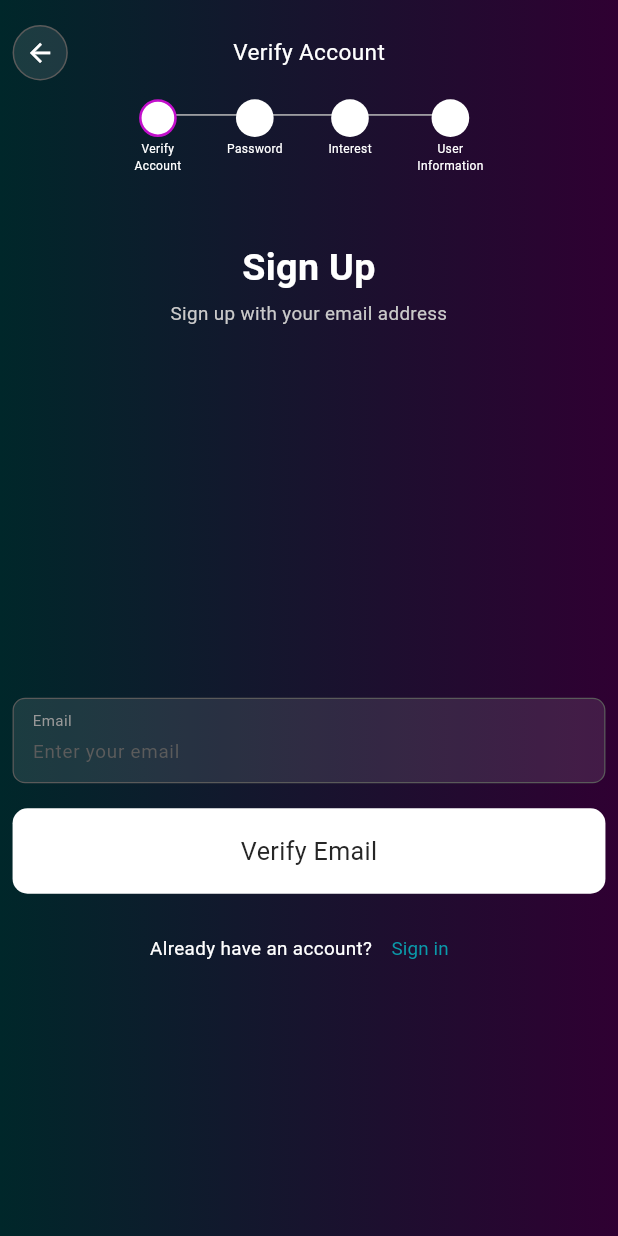
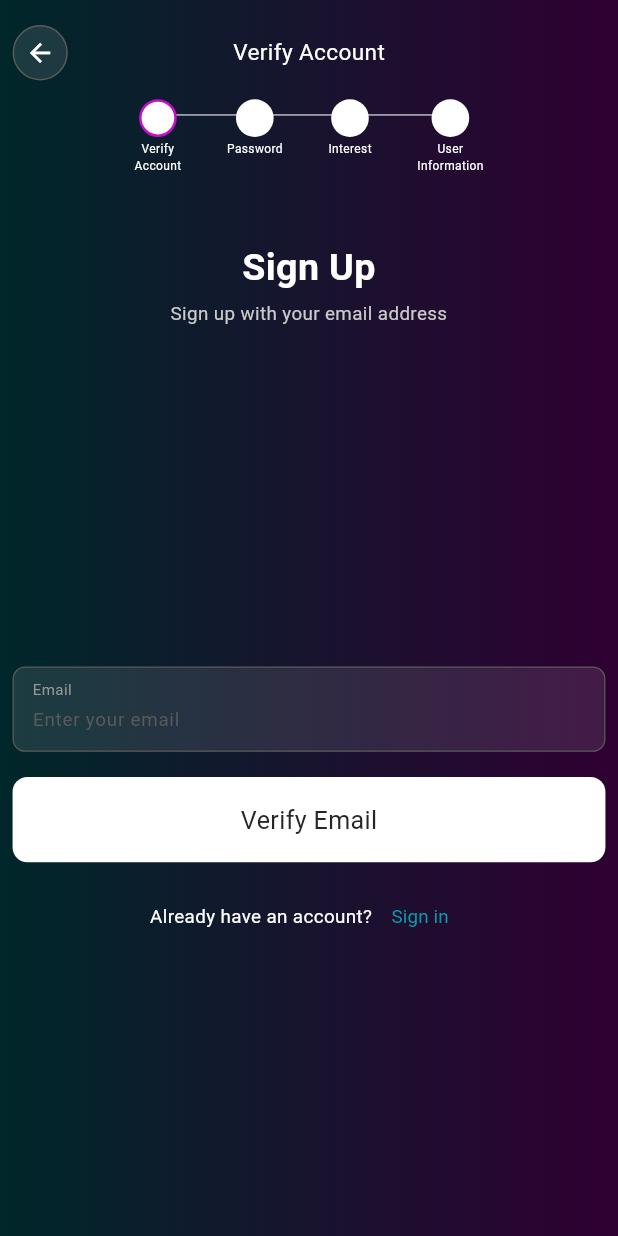
Before and after one commit to lansoyyy/hsi-glive, a Flutter app: the SignupView screen opened by its route, on a phone screen of 412 x 824 dp. Run offline on Flutter 3.47's test engine with Material 3 defaults, Android fonts, the phone set to English and light mode, and no system bars; drawn by our look-alikes of oktoast; our stand-ins replace dio, flutter_screenutil, flutter_secure_storage, flutter_spinkit, get, get_storage and 7 more; missing offline and left inert: age_calculator, flutter_stepindicator; accounts and stored records are empty; Roboto replaces fonts that are missing (Regular).

Commit message:
fixed something went wrong

```diff
--- a/lib/modules/signup/signup_view.dart
+++ b/lib/modules/signup/signup_view.dart
@@ -694,7 +694,10 @@ class _SignupViewState extends State<SignupView> {
                                   80.sp)) >
                           0
                       ? heightScreen() -
-                          (headerHeight + interestContentHeight + 50.sp + 80.sp)
+                          (headerHeight +
+                              interestContentHeight +
+                              50.sp +
+                              105.sp)
                       : 0,
                 ),
                 Padding(
--- a/lib/modules/signup/tabs/userinfo_tab.dart
+++ b/lib/modules/signup/tabs/userinfo_tab.dart
@@ -768,6 +768,7 @@ Enjoy using our app!
       ..fields['firstName'] = fname.text
       ..fields['lastName'] = lname.text
       ..fields['middleName'] = mname.text
+      ..fields['address[houseNumber]'] = ' '
       ..fields['gender'] = dropdownValue;
 
     req.headers['Ocp-Apim-Subscription-Key'] =
--- a/pubspec.yaml
+++ b/pubspec.yaml
@@ -16,7 +16,7 @@ publish_to: 'none' # Remove this line if you wish to publish to pub.dev
 # https://developer.apple.com/library/archive/documentation/General/Reference/InfoPlistKeyReference/Articles/CoreFoundationKeys.html
 # In Windows, build-name is used as the major, minor, and patch parts
 # of the product and file versions while build-number is used as the build suffix.
-version: 1.0.8+1
+version: 1.0.9+1
 
 environment:
   sdk: '>=3.3.2 <4.0.0'
```
